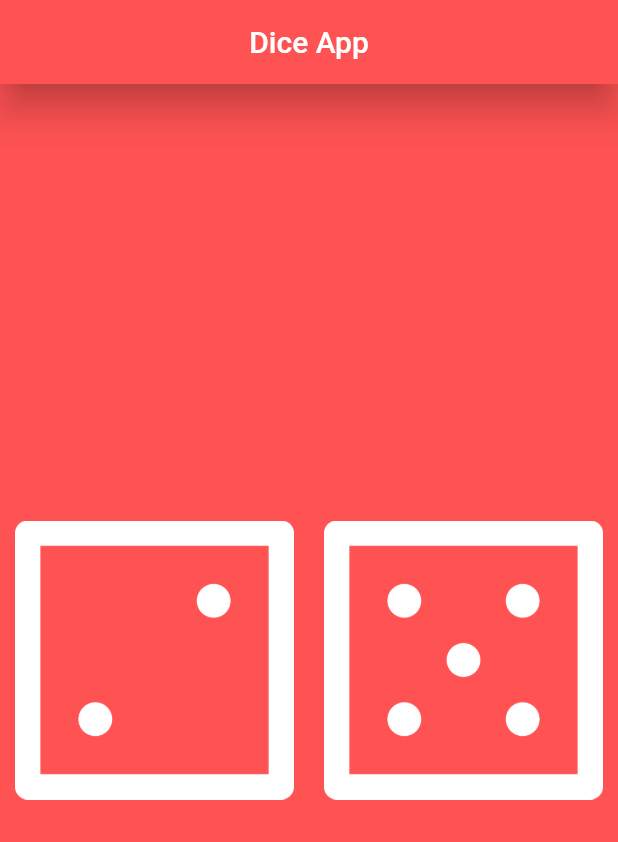
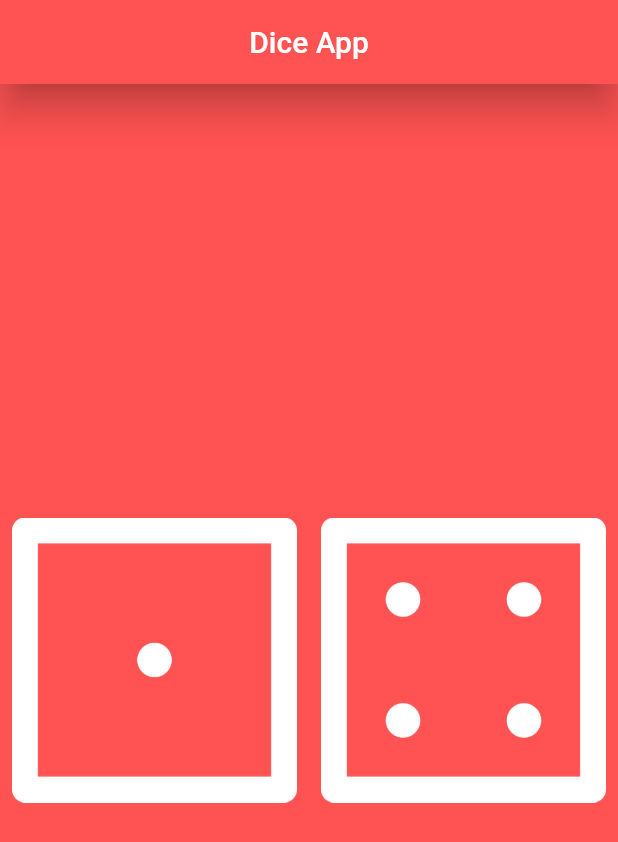
Before and after one commit to duducito15/app_dice_app, a Flutter app: the screen it shows after launch, on a phone screen of 412 x 824 dp. Shown: the top 842 px of the screen. Run offline on Flutter 3.47's test engine with Material 2 defaults, Android fonts, the phone set to English and light mode, and no system bars.

```diff
--- a/lib/main.dart
+++ b/lib/main.dart
@@ -14,7 +14,15 @@ class MyApp extends StatelessWidget {
   }
 }
 
-class HomePage extends StatelessWidget {
+class HomePage extends StatefulWidget {
+  @override
+  State<HomePage> createState() => _HomePageState();
+}
+
+class _HomePageState extends State<HomePage> {
+  int dadoIzq = 1;
+  int dadoDer = 4;
+
   @override
   Widget build(BuildContext context) {
     return Scaffold(
@@ -30,16 +38,22 @@ class HomePage extends StatelessWidget {
           children: [
             Expanded(
               flex: 1,
-              child: Padding(
-                padding: const EdgeInsets.all(10.0),
-                child: Image.asset("assets/images/dice2.png"),
+              child: TextButton(
+                onPressed: () {
+                  print("Dado izquierdo");
+                  dadoIzq = 4;
+                  print(dadoIzq);
+                },
+                child: Image.asset("assets/images/dice$dadoIzq.png"),
               ),
             ),
             Expanded(
               flex: 1,
-              child: Padding(
-                padding: const EdgeInsets.all(10.0),
-                child: Image.asset("assets/images/dice5.png"),
+              child: TextButton(
+                onPressed: () {
+                  print("Dado derecho");
+                },
+                child: Image.asset("assets/images/dice$dadoDer.png"),
               ),
             ),
           ],
```
